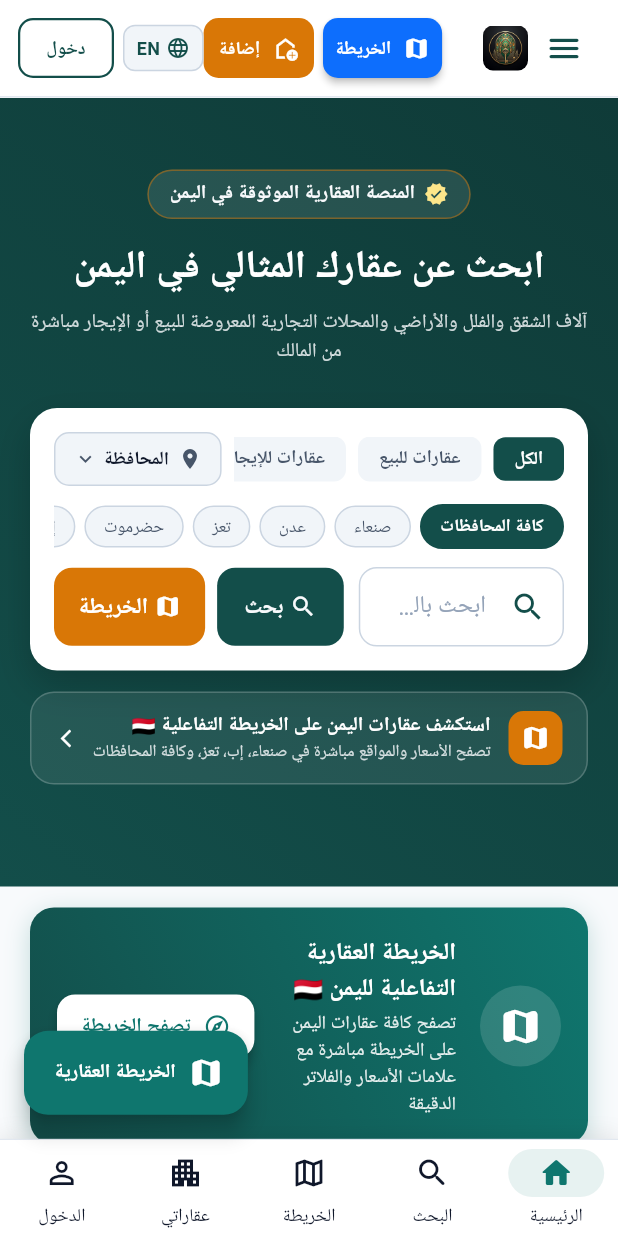
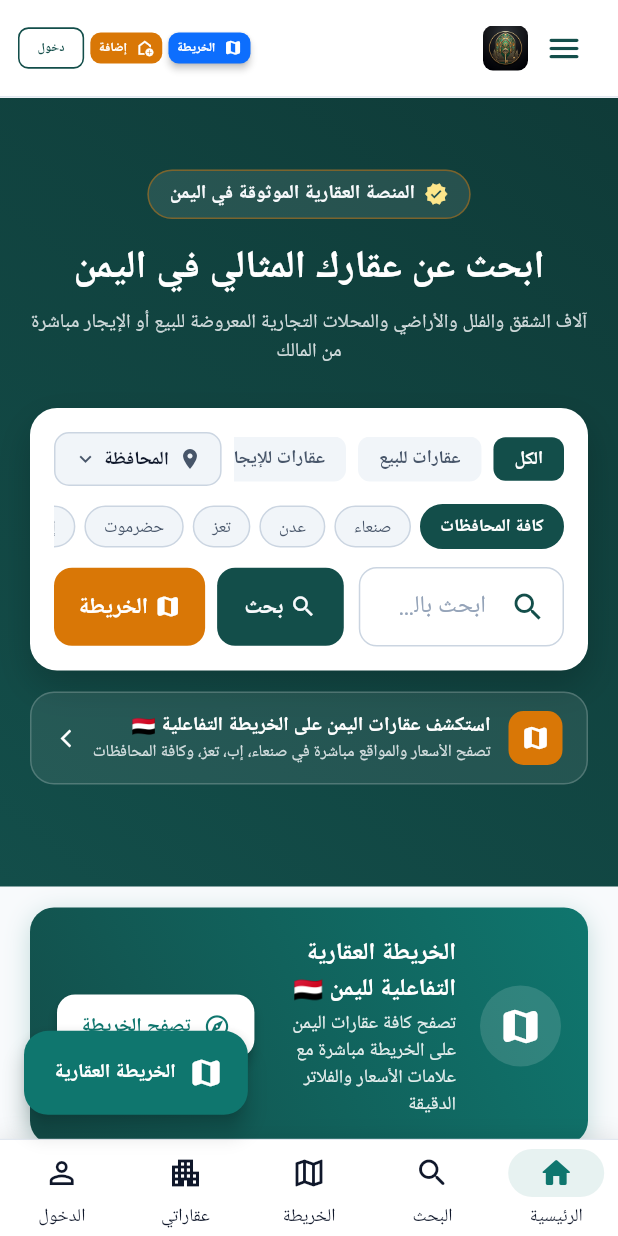
Before and after one commit to AlomoryNet/yemen-real, a Flutter app: the screen it shows after launch, on a phone screen of 412 x 824 dp. Run offline on Flutter 3.47's test engine with Material 3 defaults, Android fonts, the phone set to English and light mode, and no system bars; our stand-ins replace cached_network_image, csv, flutter_map, flutter_riverpod, go_router, google_fonts and 5 more; accounts and stored records are empty; Roboto replaces fonts that are missing (Cairo).

Commit message:
feat(map): finalize Yemen map integration, responsive header FittedBox, and release v1.8

```diff
--- a/lib/shared/widgets/app_header.dart
+++ b/lib/shared/widgets/app_header.dart
@@ -72,12 +72,6 @@ class AppHeader extends ConsumerWidget implements PreferredSizeWidget {
               // Desktop Navigation Links
               if (isDesktop) ...[
                 _buildNavLink(context, 'الرئيسية', '/'),
-                _buildNavLink(
-                  context,
-                  'الخريطة العقارية',
-                  '/map',
-                  isHighlight: true,
-                ),
                 _buildNavLink(context, 'بحث العقارات', '/search'),
                 _buildNavLink(context, 'المفضلة', '/favorites'),
                 if (authState.isAuthenticated) ...[
@@ -94,6 +88,13 @@ class AppHeader extends ConsumerWidget implements PreferredSizeWidget {
                 const SizedBox(width: 16),
               ],
 
+              Flexible(
+                child: FittedBox(
+                  fit: BoxFit.scaleDown,
+                  alignment: Alignment.centerLeft,
+                  child: Row(
+                    mainAxisSize: MainAxisSize.min,
+                    children: [
                       // Yemen Map Button (Directly next to Add button)
               ElevatedButton.icon(
                 style: ElevatedButton.styleFrom(
@@ -101,8 +102,10 @@ class AppHeader extends ConsumerWidget implements PreferredSizeWidget {
                   foregroundColor: Colors.white,
                   padding: EdgeInsets.symmetric(
                     horizontal: isMobile ? 8 : 14,
-                    vertical: isMobile ? 8 : 10,
+                    vertical: isMobile ? 6 : 10,
                   ),
+                  minimumSize: Size.zero,
+                  tapTargetSize: MaterialTapTargetSize.shrinkWrap,
                   shape: RoundedRectangleBorder(
                     borderRadius: BorderRadius.circular(10),
                   ),
@@ -116,7 +119,12 @@ class AppHeader extends ConsumerWidget implements PreferredSizeWidget {
                     fontSize: isMobile ? 12 : 13,
                   ),
                 ),
-                onPressed: () => context.push('/map'),
+                onPressed: () {
+                  final currentUri = GoRouterState.of(context).uri.toString();
+                  if (currentUri != '/map') {
+                    context.push('/map');
+                  }
+                },
               ),
               const SizedBox(width: 6),
 
@@ -126,9 +134,11 @@ class AppHeader extends ConsumerWidget implements PreferredSizeWidget {
                   backgroundColor: AppColors.accent,
                   foregroundColor: Colors.white,
                   padding: EdgeInsets.symmetric(
-                    horizontal: isMobile ? 10 : 16,
-                    vertical: isMobile ? 8 : 10,
+                    horizontal: isMobile ? 8 : 16,
+                    vertical: isMobile ? 6 : 10,
                   ),
+                  minimumSize: Size.zero,
+                  tapTargetSize: MaterialTapTargetSize.shrinkWrap,
                   shape: RoundedRectangleBorder(
                     borderRadius: BorderRadius.circular(10),
                   ),
@@ -155,16 +165,18 @@ class AppHeader extends ConsumerWidget implements PreferredSizeWidget {
                 },
               ),
 
-              // Language Switcher Button (عربي / EN)
+              // Language Switcher Button (Desktop & Tablet only; mobile switches in Drawer)
+              if (!isMobile) ...[
+                const SizedBox(width: 6),
                 InkWell(
                   onTap: () {
                     ref.read(localeProvider.notifier).toggleLocale();
                   },
                   borderRadius: BorderRadius.circular(8),
                   child: Container(
-                  padding: EdgeInsets.symmetric(
-                    horizontal: isMobile ? 8 : 10,
-                    vertical: isMobile ? 6 : 8,
+                    padding: const EdgeInsets.symmetric(
+                      horizontal: 10,
+                      vertical: 8,
                     ),
                     decoration: BoxDecoration(
                       color: AppColors.surfaceVariant,
@@ -194,6 +206,7 @@ class AppHeader extends ConsumerWidget implements PreferredSizeWidget {
                     ),
                   ),
                 ),
+              ],
 
               SizedBox(width: isMobile ? 6 : 10),
 
@@ -350,6 +363,10 @@ class AppHeader extends ConsumerWidget implements PreferredSizeWidget {
                   ),
                 ),
               ),
+            ],
+          ),
+        ),
+      ),
     );
   }
 
--- a/pubspec.yaml
+++ b/pubspec.yaml
@@ -16,7 +16,7 @@ publish_to: 'none' # Remove this line if you wish to publish to pub.dev
 # https://developer.apple.com/library/archive/documentation/General/Reference/InfoPlistKeyReference/Articles/CoreFoundationKeys.html
 # In Windows, build-name is used as the major, minor, and patch parts
 # of the product and file versions while build-number is used as the build suffix.
-version: 1.7.0+9
+version: 1.8.0+10
 
 environment:
   sdk: ^3.8.1
```
Also changed, not shown: lib/features/map/presentation/yemen_map_screen.dart (+49 -2 lines), 1 other file. Lines whose indentation alone changed are shown as unchanged.
